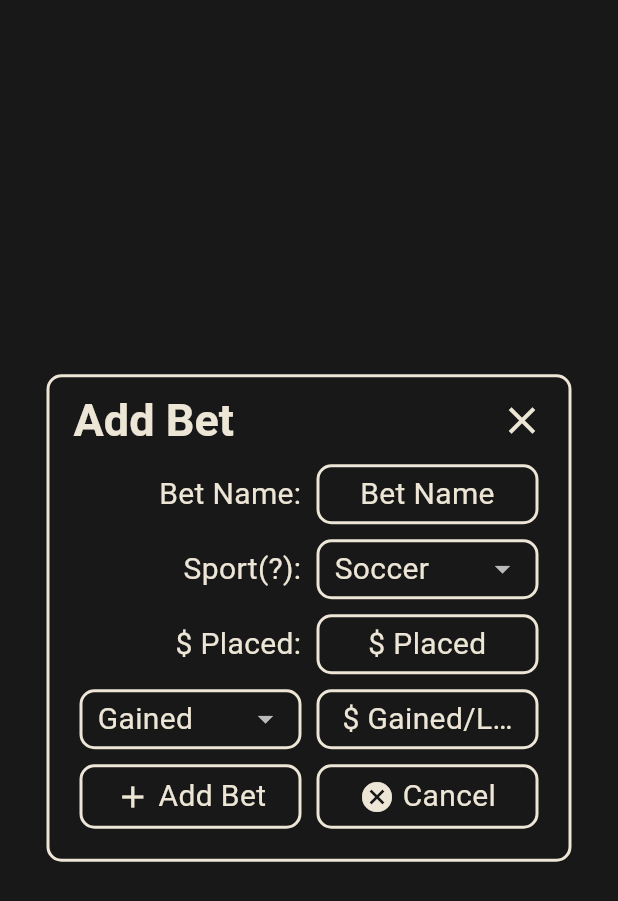
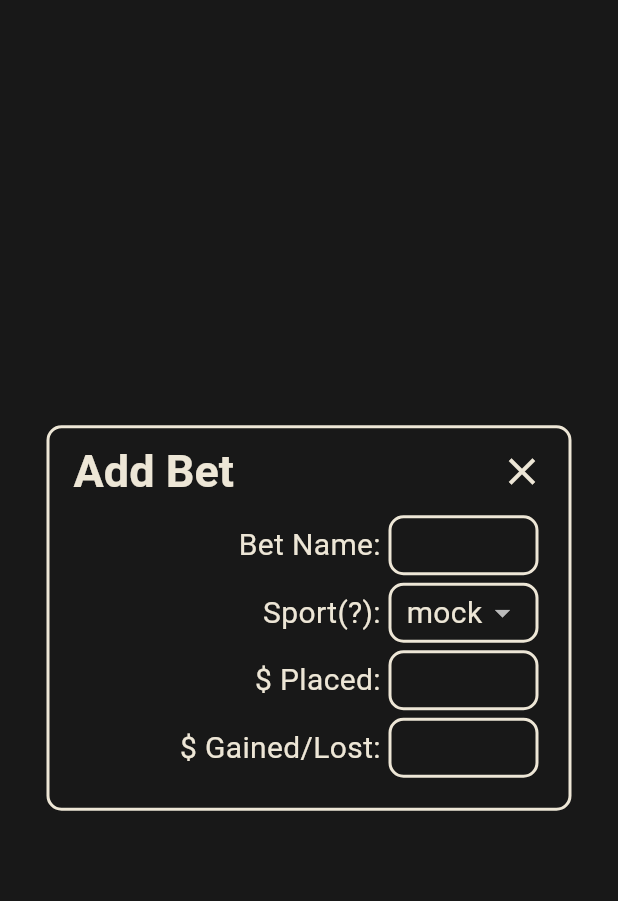
Before and after one commit to Myoro/MyoroBetTracker, a Flutter app: the AddBetModal widget shown alone on an empty page, opened directly, on a phone screen of 412 x 824 dp. Shown: the top 901 px of the screen. Run offline on Flutter 3.47's test engine with Material 3 defaults, Android fonts, the phone set to English and light mode, and no system bars; our stand-ins replace flutter_bloc, sqflite, sqflite_common_ffi; missing offline and left inert: window_manager; accounts and stored records are empty.

Commit message:
Continue at work

```diff
--- a/myoro_bet_tracker/lib/inputs/basic_dropdown.dart
+++ /dev/null
@@ -1,47 +0,0 @@
-import 'package:flutter/material.dart';
-
-class BasicDropdown extends StatelessWidget {
-  final List<String> items;
-  final double width;
-  final double height;
-
-  const BasicDropdown({
-    super.key,
-    required this.items,
-    this.height = 40,
-    this.width = 100
-  });
-
-  @override
-  Widget build(BuildContext context) {
-    final ThemeData theme = Theme.of(context);
-
-    print(items);
-
-    return Container(
-      height: height,
-      width: width,
-      decoration: BoxDecoration(
-        borderRadius: BorderRadius.circular(10),
-        border: Border.all(
-          color: theme.colorScheme.onPrimary,
-          width: 2
-        )
-      ),
-      child: DropdownButton(
-        value: items.isNotEmpty ? items[0] : null,
-        isExpanded: true,
-        padding: const EdgeInsets.symmetric(horizontal: 10),
-        underline: Container(), // Removes the default underline
-        items: List.generate(items.length, (index) => DropdownMenuItem<String>(
-          value: items[index],
-          child: Text(
-            items[index],
-            style: theme.textTheme.bodyMedium
-          )
-        )),
-        onChanged: (value) {} // TODO
-      ),
-    );
-  }
-}
--- a/myoro_bet_tracker/lib/inputs/basic_input.dart
+++ /dev/null
@@ -1,41 +0,0 @@
-import 'package:flutter/material.dart';
-
-class BasicInput extends StatelessWidget {
-  final double width;
-  final double height;
-  final String? hintText;
-
-  const BasicInput({
-    super.key,
-    this.width = 100,
-    this.height = 40,
-    this.hintText
-  });
-
-  @override
-  Widget build(BuildContext context) {
-    final OutlineInputBorder border = OutlineInputBorder(
-      borderRadius: BorderRadius.circular(10),
-      borderSide: BorderSide(
-        color: Theme.of(context).colorScheme.onPrimary,
-        width: 2
-      )
-    );
-
-    return SizedBox(
-      width: width,
-      height: height,
-      child: TextField(
-        textAlign: TextAlign.center,
-        style: Theme.of(context).textTheme.bodyMedium,
-        decoration: InputDecoration(
-          enabledBorder:  border,
-          focusedBorder:  border,
-          contentPadding: const EdgeInsets.symmetric(horizontal: 10),
-          hintText: hintText
-        ),
-        controller: TextEditingController()
-      ),
-    );
-  }
-}
--- /dev/null
+++ b/myoro_bet_tracker/lib/widgets/inputs/basic_dropdown.dart
@@ -0,0 +1,47 @@
+import 'package:flutter/material.dart';
+
+class BasicDropdown extends StatelessWidget {
+  final List<String> items;
+  final double width;
+  final double height;
+
+  const BasicDropdown({
+    super.key,
+    required this.items,
+    this.height = 40,
+    this.width = 100
+  });
+
+  @override
+  Widget build(BuildContext context) {
+    final ThemeData theme = Theme.of(context);
+
+    return Material( // Needed for this widget to work
+      child: Container(
+        height: height,
+        width: width,
+        decoration: BoxDecoration(
+          borderRadius: BorderRadius.circular(10),
+          border: Border.all(
+            color: theme.colorScheme.onPrimary,
+            width: 2
+          )
+        ),
+        child: DropdownButton(
+          value: items.isNotEmpty ? items[0] : null,
+          isExpanded: true,
+          padding: const EdgeInsets.symmetric(horizontal: 10),
+          underline: Container(), // Removes the default underline
+          items: List.generate(items.length, (index) => DropdownMenuItem<String>(
+            value: items[index],
+            child: Text(
+              items[index],
+              style: theme.textTheme.bodyMedium
+            )
+          )),
+          onChanged: (value) {} // TODO
+        ),
+      ),
+    );
+  }
+}
--- /dev/null
+++ b/myoro_bet_tracker/lib/widgets/inputs/basic_input.dart
@@ -0,0 +1,45 @@
+import 'package:flutter/material.dart';
+
+class BasicInput extends StatelessWidget {
+  final double width;
+  final double height;
+  final String? hintText;
+  final TextEditingController? controller;
+
+  const BasicInput({
+    super.key,
+    this.width = 100,
+    this.height = 40,
+    this.hintText,
+    this.controller
+  });
+
+  @override
+  Widget build(BuildContext context) {
+    final OutlineInputBorder border = OutlineInputBorder(
+      borderRadius: BorderRadius.circular(10),
+      borderSide: BorderSide(
+        color: Theme.of(context).colorScheme.onPrimary,
+        width: 2
+      )
+    );
+
+    return Material( // Required for this widget to work
+      child: SizedBox(
+        width: width,
+        height: height,
+        child: TextField(
+          textAlign: TextAlign.center,
+          style: Theme.of(context).textTheme.bodyMedium,
+          decoration: InputDecoration(
+            enabledBorder:  border,
+            focusedBorder:  border,
+            contentPadding: const EdgeInsets.symmetric(horizontal: 10),
+            hintText: hintText
+          ),
+          controller: controller
+        ),
+      ),
+    );
+  }
+}
--- /dev/null
+++ b/myoro_bet_tracker/lib/widgets/inputs/dropdown_form.dart
@@ -0,0 +1,47 @@
+import 'package:flutter/material.dart';
+import 'package:myoro_bet_tracker/widgets/inputs/basic_dropdown.dart';
+
+class DropdownForm extends StatelessWidget {
+  final String title;
+  final List<String> dropdownItems;
+  final bool expanded;
+  final bool textExpanded;
+  final TextAlign textAlignment;
+
+  const DropdownForm({
+    super.key,
+    required this.title,
+    required this.dropdownItems,
+    this.expanded = false,
+    this.textExpanded = false,
+    this.textAlignment = TextAlign.center
+  });
+
+  @override
+  Widget build(BuildContext context) => !expanded
+    ? _widget(context)
+    : Expanded(child: _widget(context));
+
+  Widget _widget(BuildContext context) => Row(
+    children: [
+      !textExpanded
+        ?
+        Text(
+          '$title:',
+          style: Theme.of(context).textTheme.bodyMedium,
+          textAlign: textAlignment
+        )
+        :
+        Expanded(
+        child:
+          Text(
+            '$title:',
+            style: Theme.of(context).textTheme.bodyMedium,
+            textAlign: textAlignment
+          ),
+        ),
+      const SizedBox(width: 5),
+      BasicDropdown(items: dropdownItems)
+    ]
+  );
+}
--- /dev/null
+++ b/myoro_bet_tracker/lib/widgets/inputs/input_form.dart
@@ -0,0 +1,44 @@
+import 'package:flutter/material.dart';
+import 'package:myoro_bet_tracker/widgets/inputs/basic_input.dart';
+
+class InputForm extends StatelessWidget {
+  final String title;
+  final bool expanded;
+  final bool textExpanded;
+  final TextAlign textAlignment;
+
+  const InputForm({
+    super.key,
+    required this.title,
+    this.expanded = false,
+    this.textExpanded = false,
+    this.textAlignment = TextAlign.right
+  });
+
+  @override
+  Widget build(BuildContext context) => !expanded
+    ? _widget(context)
+    : Expanded(child: _widget(context));
+
+  Widget _widget(BuildContext context) => Row(
+    children: [
+      !textExpanded
+        ?
+        Text(
+          '$title:',
+          style: Theme.of(context).textTheme.bodyMedium,
+          textAlign: textAlignment
+        )
+        :
+        Expanded(
+          child: Text(
+            '$title:',
+            style: Theme.of(context).textTheme.bodyMedium,
+            textAlign: textAlignment
+          )
+        ),
+      const SizedBox(width: 5),
+      BasicInput()
+    ]
+  );
+}
--- a/myoro_bet_tracker/lib/widgets/modals/add_bet_modal.dart
+++ b/myoro_bet_tracker/lib/widgets/modals/add_bet_modal.dart
@@ -1,82 +1,62 @@
 import 'package:flutter/material.dart';
-import 'package:myoro_bet_tracker/inputs/basic_dropdown.dart';
-import 'package:myoro_bet_tracker/inputs/basic_input.dart';
-import 'package:myoro_bet_tracker/widgets/buttons/icon_and_text_hover_button.dart';
+import 'package:myoro_bet_tracker/widgets/inputs/dropdown_form.dart';
+import 'package:myoro_bet_tracker/widgets/inputs/input_form.dart';
 import 'package:myoro_bet_tracker/widgets/modals/basic_modal.dart';
 
-class AddBetModal extends StatelessWidget {
+class AddBetModal extends StatefulWidget {
   const AddBetModal({ super.key });
 
   @override
-  Widget build(BuildContext context) {
-    final List<String> titles = [
-      'Bet Name',
-      'Sport(?)',
-      '\$ Placed',
-      '\$ Gained/Lost'
-    ];
+  State<AddBetModal> createState() => _AddBetModalState();
+}
 
-    return BasicModal(
+class _AddBetModalState extends State<AddBetModal> {
+  final TextEditingController betNameController = TextEditingController();
+  final TextEditingController placedController = TextEditingController();
+  final TextEditingController gainedController = TextEditingController();
+
+  @override
+  void dispose() {
+    super.dispose();
+    betNameController.dispose();
+    placedController.dispose();
+    gainedController.dispose();
+  }
+
+  @override
+  Widget build(BuildContext context) => const BasicModal(
     title: 'Add Bet',
     width: 350,
-      body: Material( // For BasicInput & BasicDropdown to work
-        child: Padding(
-          padding: const EdgeInsets.all(10),
+    body: Padding(
+      padding: EdgeInsets.all(10),
       child: Column(
         children: [
-              for(final String title in titles) ...[
-                Row(
-                  children: [
-                    Expanded(
-                      child: title != '\$ Gained/Lost'
-                        ?
-                        Text(
-                          '$title:',
-                          style: Theme.of(context).textTheme.bodyMedium,
-                          textAlign: TextAlign.right
-                        )
-                        :
-                        const BasicDropdown(
-                          items: [ 'Gained', 'Lost' ]
-                        )
+          InputForm(
+            title: 'Bet Name',
+            textExpanded: true,
+            textAlignment: TextAlign.right
           ),
-                    const SizedBox(width: 10),
-                    if(title != 'Sport(?)')
-                      Expanded(child: BasicInput(hintText: title))
-                    else
-                      const Expanded(child: BasicDropdown(items: [
-                        'Soccer',
-                        'Basketball',
-                        'Hockey',
-                        'Not Sport'
-                      ]))
-                  ]
+          SizedBox(height: 5),
+          DropdownForm(
+            title: 'Sport(?)',
+            dropdownItems: [ 'mock', 'test' ],
+            textExpanded: true,
+            textAlignment: TextAlign.right
           ),
-                const SizedBox(height: 10)
-              ],
-              Row(
-                children: [
-                  Expanded(
-                    child: IconAndTextHoverButton(
-                      onTap: () {}, // TODO
-                      icon: Icons.add,
-                      text: 'Add Bet'
+          SizedBox(height: 5),
+          InputForm(
+            title: '\$ Placed',
+            textExpanded: true,
+            textAlignment: TextAlign.right
           ),
-                  ),
-                  const SizedBox(width: 10),
-                  Expanded(
-                    child: IconAndTextHoverButton(
-                      onTap: () => Navigator.pop(context),
-                      icon: Icons.cancel,
-                      text: 'Cancel'
-                    ),
+          SizedBox(height: 5),
+          InputForm(
+            title: '\$ Gained/Lost',
+            textExpanded: true,
+            textAlignment: TextAlign.right
           )
         ]
-              )
-            ]
-          ),
       ),
     )
   );
 }
-}
```
Lines whose indentation alone changed are shown as unchanged.
